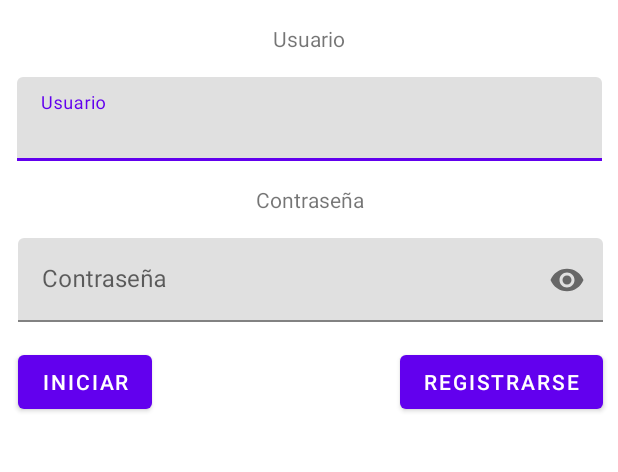
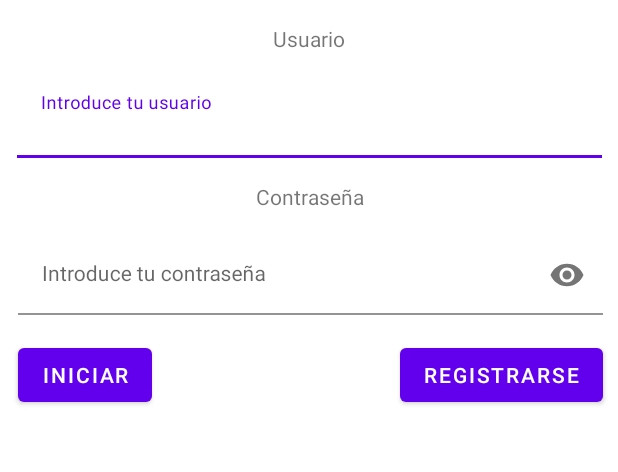
Before and after one commit to reca44/VinhaLopezAntonioProyectoPMDM, an Android app: the screen it shows after launch (MainActivity2), on a phone screen of 412 x 824 dp, the part 137-609 px from its top. Run offline under Robolectric (Android 15) with nearby library versions, the phone set to English and light mode, and no system bars.

Commit message:
acabando login

```diff
--- a/app/src/main/java/com/murallaromana/dam/MainActivity.kt
+++ b/app/src/main/java/com/murallaromana/dam/MainActivity.kt
@@ -39,7 +39,6 @@ class MainActivity : AppCompatActivity() {
                 commit()
             }
 
-
           //  val editor = sharedPref.edit()
             //editor.putInt("", 1)
 
--- a/app/src/main/res/layout/activity_main2.xml
+++ b/app/src/main/res/layout/activity_main2.xml
@@ -24,7 +24,9 @@
         android:text="Usuario"
         app:layout_constraintEnd_toEndOf="@+id/textView5"
         app:layout_constraintStart_toStartOf="@+id/textView5"
-        app:layout_constraintTop_toBottomOf="@+id/textView5" />
+        app:layout_constraintTop_toBottomOf="@+id/textView5"
+
+        />
 
     <com.google.android.material.textfield.TextInputLayout
         android:id="@+id/textInputLUsuario"
@@ -35,13 +37,18 @@
         android:layout_marginEnd="16dp"
         app:layout_constraintEnd_toEndOf="@+id/textView6"
         app:layout_constraintStart_toStartOf="@+id/textView6"
-        app:layout_constraintTop_toBottomOf="@+id/textView6">
+        app:layout_constraintTop_toBottomOf="@+id/textView6"
+        style="@style/Widget.MaterialComponents.TextInputLayout.FilledBox.Dense"
+        app:boxBackgroundColor="@android:color/transparent"
+        android:background="@android:color/transparent"
+        >
 
         <com.google.android.material.textfield.TextInputEditText
             android:id="@+id/inputUsuario"
             android:layout_width="match_parent"
             android:layout_height="wrap_content"
-            android:hint="Usuario" />
+            android:hint="Introduce tu usuario"
+            />
     </com.google.android.material.textfield.TextInputLayout>
 
     <TextView
@@ -68,10 +75,15 @@
 
         <com.google.android.material.textfield.TextInputEditText
             android:id="@+id/inputPass"
+            style="@style/Widget.MaterialComponents.TextInputLayout.FilledBox"
             android:layout_width="match_parent"
             android:layout_height="wrap_content"
-            android:hint="Contraseña"
-            android:inputType="textPassword" />
+            android:background="@android:color/transparent"
+            android:hint="Introduce tu contraseña"
+            android:inputType="textPassword"
+            app:boxBackgroundColor="@android:color/transparent"
+
+            />
     </com.google.android.material.textfield.TextInputLayout>
 
     <Button
```
